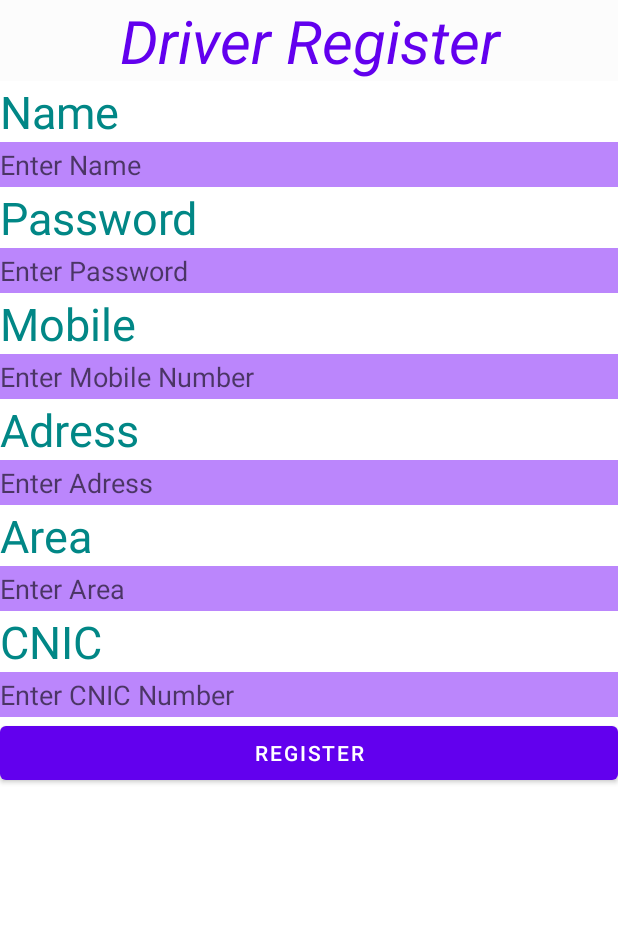
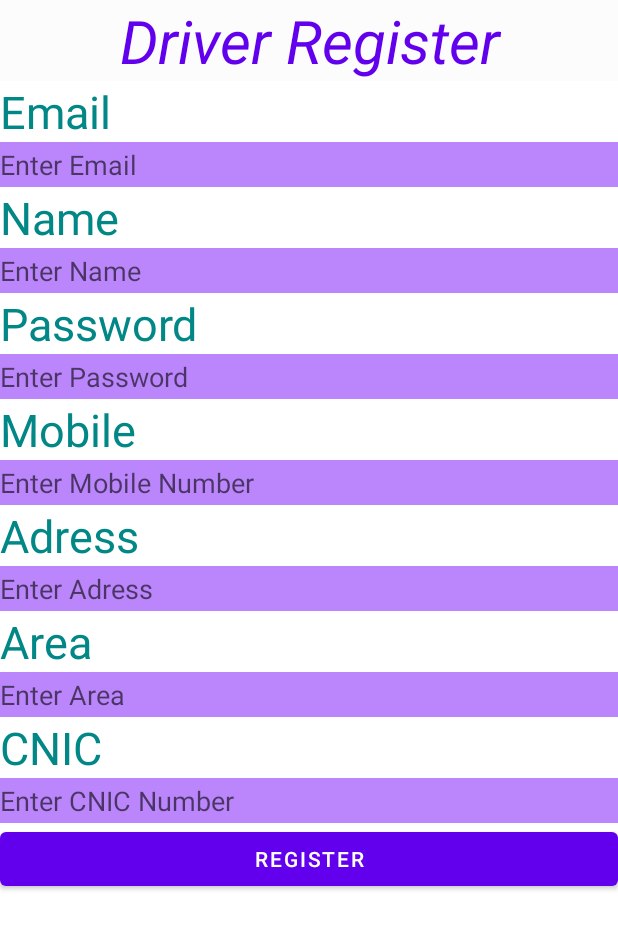
Before and after one commit to hIFZA624/Mc_Project, an Android app: the CreatDriver screen opened directly, with no data from a screen before it, after a tap on "REGISTER", on a phone screen of 412 x 824 dp. Shown: the top 929 px of the screen. Run offline under Robolectric (Android 15) with nearby library versions, the phone set to English and light mode, and no system bars.

Commit message:
table updated

```diff
--- a/GarbageManagementSystem/app/src/main/java/com/example/garbagemanagementsystem/CreatDriver.java
+++ b/GarbageManagementSystem/app/src/main/java/com/example/garbagemanagementsystem/CreatDriver.java
@@ -14,6 +14,7 @@ public class CreatDriver extends AppCompatActivity {
     EditText password;
     EditText Area;
     EditText CNIC;
+    EditText Email;
     @Override
     protected void onCreate(Bundle savedInstanceState) {
         super.onCreate(savedInstanceState);
@@ -24,10 +25,14 @@ public class CreatDriver extends AppCompatActivity {
         password=findViewById(R.id.pwd);;
         Area=findViewById(R.id.area);;
         CNIC=findViewById(R.id.cnic);;
+        Email=findViewById(R.id.edriver);;
+
+
     }
 
     public void RegisterDriver(View view) {
-        DriverModel driver= new DriverModel(Name.getText().toString(),password.getText().toString(),Mobile.getText().toString(),Adress.getText().toString(), Area.getText().toString(),CNIC.getText().toString(),1);
+        String status= "false";
+        DriverModel driver= new DriverModel(Name.getText().toString(),password.getText().toString(),Mobile.getText().toString(),Adress.getText().toString(), Area.getText().toString(),CNIC.getText().toString(),1,Email.getText().toString(),status);
         DbHelper dbHelper = new DbHelper(CreatDriver.this);
         boolean b = dbHelper.addDriver(driver);
         if (b == true)
--- a/GarbageManagementSystem/app/src/main/java/com/example/garbagemanagementsystem/DbHelper.java
+++ b/GarbageManagementSystem/app/src/main/java/com/example/garbagemanagementsystem/DbHelper.java
@@ -24,6 +24,8 @@ public class DbHelper extends SQLiteOpenHelper {
     public static final String NAME = "Name";
     public static final String  MOBILE= "Mobile";
     public static final String ADRESS = "Adress";
+    public static final String D_EMAIL = "DriverMail";
+    public static final String STATUS = "Status";
     public static final String PASSWORD = "Password";
     public static final String DRIVER_ID = "DrverId";
     public static final String CNIC = "CNIC";
@@ -64,7 +66,7 @@ public class DbHelper extends SQLiteOpenHelper {
             String createTableSTatement = "CREATE TABLE " + TABLE_NAME + "(" + COL_1 + " Integer PRIMARY KEY AUTOINCREMENT, " + COL_2 + " Text, " + COL_3 + " Text, " + COL_4 + " Text, " + COL_5 + " Text) ";
             db.execSQL(createTableSTatement);
             //CreateDriverTable
-            String createTableSTatement2 = "CREATE TABLE " +DRIVER + "(" + DRIVER_ID + " Integer PRIMARY KEY AUTOINCREMENT, " + NAME + " Text, " + PASSWORD+ " Text, " + MOBILE + " Text ," + ADRESS + "Text," + AREA + "Text," + CNIC + "Text)";
+            String createTableSTatement2 = "CREATE TABLE " +DRIVER + "(" + DRIVER_ID + " Integer PRIMARY KEY AUTOINCREMENT, " + NAME + " Text, " + PASSWORD+ " Text, " + MOBILE + " Text ," + ADRESS + " Text, " + AREA + " Text, " + CNIC + " Text, " + D_EMAIL + " Text, " + STATUS + " Text)";
             db.execSQL(createTableSTatement2);
             //CreateBinTable
             String createTableSTatement3 = "CREATE TABLE " +BIN + "(" + BIN_ID + " Integer PRIMARY KEY AUTOINCREMENT, " + BIN_AREA + " Text, " + LOCALITY + " Text, " + LANDMARK + " Text ," + CITY + " Text ," + DRIVER_EMAIL + " Text ," + SOURCE + " Text ," + DESTINATION + " Text ," + LOAD_TYPE + " Text ," + CYCLIC_PERIOD + " Text)";
@@ -114,6 +116,8 @@ public class DbHelper extends SQLiteOpenHelper {
         cv.put(ADRESS,driver.getAdress());
         cv.put(AREA, driver.getArea());
         cv.put(CNIC, driver.getCNIC());
+        cv.put(D_EMAIL, driver.getEMAIL());
+        cv.put(STATUS,driver.getStatus());
 
         //NullCoumnHack
         long insert = db.insert(DRIVER, null, cv);
@@ -221,6 +225,8 @@ public class DbHelper extends SQLiteOpenHelper {
         cv.put(ADRESS,driver.getAdress());
         cv.put(AREA, driver.getArea());
         cv.put(CNIC, driver.getCNIC());
+        cv.put(D_EMAIL, driver.getEMAIL());
+        cv.put(STATUS, driver.getStatus());
         //NullCoumnHack
         if(cursor.getCount()>0) {
             long update = db.update(DRIVER, cv, "DrverId=?", new String[]{String.valueOf(driver.getId())});
@@ -370,8 +376,10 @@ public class DbHelper extends SQLiteOpenHelper {
                 String Adress=cursor.getString(4);
                 String Area=cursor.getString(5);
                 String cnic=cursor.getString(6);
+                String Email=cursor.getString(7);
+                String Status=cursor.getString(8);
 
-                DriverModel driver= new DriverModel(Name,password,Mobile,Adress, Area,cnic,id);
+                DriverModel driver= new DriverModel(Name,password,Mobile,Adress, Area,cnic,id,Email,Status);
 
                 driverlist.add(driver);
             }while(cursor.moveToNext());
--- a/GarbageManagementSystem/app/src/main/java/com/example/garbagemanagementsystem/DriverModel.java
+++ b/GarbageManagementSystem/app/src/main/java/com/example/garbagemanagementsystem/DriverModel.java
@@ -9,13 +9,16 @@ public class DriverModel implements Serializable {
     private String Adress;
     private String Area;
     private String CNIC;
+    private String EMAIL;
+    private String Status;
+
     private int Id;
 
     public DriverModel() {
 
     }
 
-    public DriverModel(String Name, String Password, String Mobile, String Adress, String Area, String CNIC, int Id) {
+    public DriverModel(String Name, String Password, String Mobile, String Adress, String Area, String CNIC, int Id,String EMAIL,String status) {
         this.Name =  Name;
         this.Password=Password;
         this.Mobile=Mobile;
@@ -23,6 +26,8 @@ public class DriverModel implements Serializable {
         this.Area=Area;
         this.CNIC=CNIC;
         this.Id=Id;
+        this.EMAIL=EMAIL;
+        this.Status=status;
 
     }
     public void setName(String name) {
@@ -53,6 +58,22 @@ public class DriverModel implements Serializable {
         Id = id;
     }
 
+    public String getEMAIL() {
+        return EMAIL;
+    }
+
+    public void setEMAIL(String EMAIL) {
+        this.EMAIL = EMAIL;
+    }
+
+    public String getStatus() {
+        return Status;
+    }
+
+    public void setStatus(String status) {
+        Status = status;
+    }
+
     public String getName() {
         return Name;
     }
--- a/GarbageManagementSystem/app/src/main/java/com/example/garbagemanagementsystem/updateDriver.java
+++ b/GarbageManagementSystem/app/src/main/java/com/example/garbagemanagementsystem/updateDriver.java
@@ -15,6 +15,7 @@ public class updateDriver extends AppCompatActivity {
     EditText password;
     EditText Area;
     EditText CNIC;
+    EditText DEmail;
     DriverModel driverModel;
     @Override
     protected void onCreate(Bundle savedInstanceState) {
@@ -27,6 +28,7 @@ public class updateDriver extends AppCompatActivity {
         password=findViewById(R.id.updatepwd);
         Area=findViewById(R.id.updatearea);
         CNIC=findViewById(R.id.updatecnic);
+        DEmail=findViewById(R.id.updatemaildriver);
         //set texts
         Name.setText(driverModel.getName());
         Mobile.setText(driverModel.getMobile());
@@ -34,10 +36,12 @@ public class updateDriver extends AppCompatActivity {
         password.setText(driverModel.getPassword());
         Area.setText(driverModel.getArea());
         CNIC.setText(driverModel.getCNIC());
+        DEmail.setText(driverModel.getEMAIL());
     }
 
     public void UpdateDriver(View view) {
-        DriverModel driver= new DriverModel(Name.getText().toString(),password.getText().toString(),Mobile.getText().toString(),Adress.getText().toString(), Area.getText().toString(),CNIC.getText().toString(),driverModel.getId());
+        String Status= "false";
+        DriverModel driver= new DriverModel(Name.getText().toString(),password.getText().toString(),Mobile.getText().toString(),Adress.getText().toString(), Area.getText().toString(),CNIC.getText().toString(),driverModel.getId(),DEmail.getText().toString(),Status);
         DbHelper dbHelper = new DbHelper(updateDriver.this);
 
         boolean b = dbHelper.UpdateDriver(driver);
--- a/GarbageManagementSystem/app/src/main/res/layout/activity_creat_bin.xml
+++ b/GarbageManagementSystem/app/src/main/res/layout/activity_creat_bin.xml
@@ -44,6 +44,7 @@
         android:textColor="@color/design_default_color_secondary_variant"
 
         ></TextView>
+
 
     <EditText
 
@@ -136,6 +137,8 @@
         android:background="@color/purple_200"
         ></EditText>
 
+
+
     <com.google.android.material.textfield.TextInputLayout
         style="@style/Widget.MaterialComponents.TextInputLayout.OutlinedBox.ExposedDropdownMenu"
         android:layout_width="wrap_content"
--- a/GarbageManagementSystem/app/src/main/res/layout/activity_creat_driver.xml
+++ b/GarbageManagementSystem/app/src/main/res/layout/activity_creat_driver.xml
@@ -17,6 +17,24 @@
         android:textStyle="italic"
         android:textAlignment="center"
         ></TextView>
+    <TextView
+        android:layout_width="match_parent"
+        android:layout_height="wrap_content"
+        android:text="Email"
+        android:textColor="@color/design_default_color_secondary_variant"
+        android:textSize="30sp"
+        style="@style/ThemeOverlay.AppCompat.Dark"></TextView>
+
+
+
+    <EditText
+        android:id="@+id/edriver"
+        android:layout_width="match_parent"
+        android:layout_height="30sp"
+        android:hint="Enter Email"
+        android:background="@color/purple_200"
+
+        ></EditText>
     <TextView
         android:layout_width="match_parent"
         android:layout_height="wrap_content"
```
Also changed, not shown: GarbageManagementSystem/app/src/main/res/layout/activity_update_driver.xml (+18 -0 lines).
